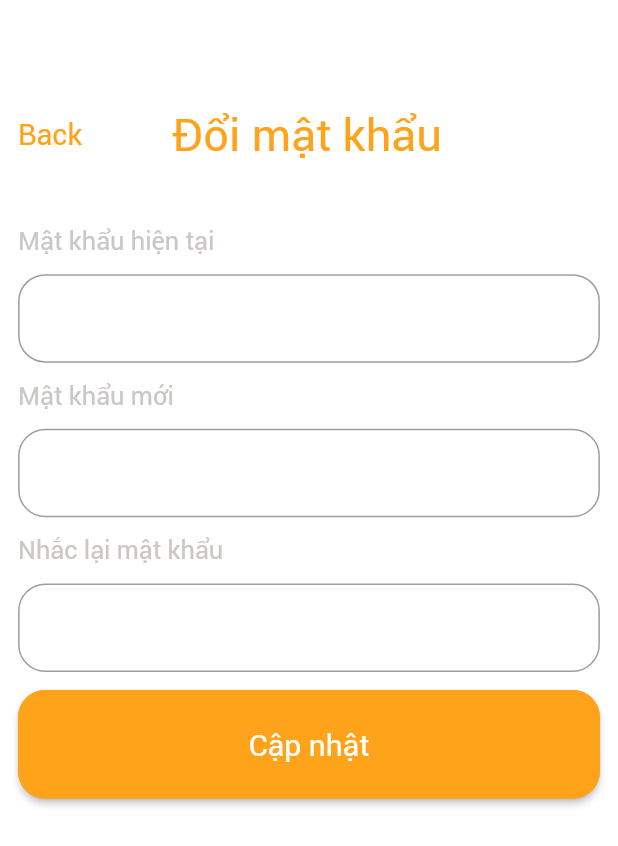
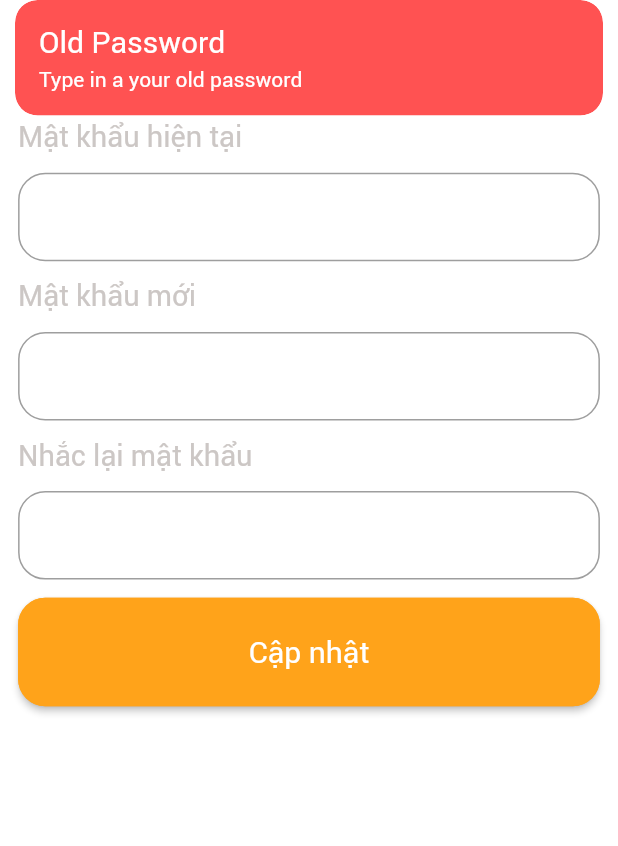
Before and after one commit to taoquandecor/lc-mobile-app, a Flutter app: the ChangePasswordPage screen opened by its route, after a tap on "Cập nhật", on a phone screen of 412 x 824 dp. Shown: the top 846 px of the screen. Run offline on Flutter 3.47's test engine with Material 2 defaults, Android fonts, the phone set to English and light mode, and no system bars; our stand-ins replace get, shared_preferences, timelines; accounts and stored records are empty.

Commit message:
ok change pass and profile user

```diff
--- a/lib/helper/dependencies.dart
+++ b/lib/helper/dependencies.dart
@@ -20,7 +20,8 @@ Future<void> init() async {
   // repos
   Get.lazyPut(
       () => AuthRepo(apiClient: Get.find(), sharedPreferences: Get.find()));
-  Get.lazyPut(() => UserRepo(apiClient: Get.find()));
+  Get.lazyPut(
+      () => UserRepo(apiClient: Get.find(), sharedPreferences: Get.find()));
 
   // controller
   Get.lazyPut(() => AuthController(authRepo: Get.find()));
--- a/lib/pages/auth/change_password.dart
+++ b/lib/pages/auth/change_password.dart
@@ -1,4 +1,6 @@
 import 'package:flutter/material.dart';
+import 'package:lcmobileapp/base/show_custom_snackbar.dart';
+import 'package:lcmobileapp/controller/user_controller.dart';
 import 'package:lcmobileapp/route/route_helper.dart';
 import 'package:lcmobileapp/utils/app_color.dart';
 import 'package:lcmobileapp/widgets/big_text.dart';
@@ -11,58 +13,78 @@ class ChangePasswordPage extends StatelessWidget {
 
   @override
   Widget build(BuildContext context) {
+    var oldPassword = TextEditingController();
+    var newPassword = TextEditingController();
+    var reNewPassword = TextEditingController();
+
+    void changePassword() {
+      var userController = Get.find<UserController>();
+      String oldPass = oldPassword.text.trim();
+      String newPass = newPassword.text.trim();
+      String reNewPass = reNewPassword.text.trim();
+
+      if (oldPass.isEmpty) {
+        showCustomSnackBar("Type in a your old password",
+            title: "Old Password");
+      } else if (newPass.isEmpty) {
+        showCustomSnackBar("Type in a your new password",
+            title: "New Password");
+      } else if (reNewPass.isEmpty) {
+        showCustomSnackBar("Type in a your re-new password",
+            title: "ReNew Password");
+      } else if (newPass != reNewPass) {
+        showCustomSnackBar("Password is not match", title: "Password");
+      } else {
+        userController
+            .updatePassword(oldPass, newPass, reNewPass)
+            .then((status) {
+          if (status.isSuccess) {
+            userController.clearSharedData();
+            Get.offNamed(RouteHelper.getLoginPage());
+          } else {
+            showCustomSnackBar(status.message, title: "Error");
+          }
+        });
+      }
+    }
+
     return Scaffold(
       backgroundColor: Colors.white,
-      body: Stack(
-        children: [
-          Positioned(
-            top: Dimensions.height20 * 3,
-            left: Dimensions.width10,
-            right: Dimensions.width10,
-            child: Row(
-              children: [
-                GestureDetector(
-                  onTap: () {
-                    Navigator.of(context).pop();
-                  },
-                  child: BigText(
-                    text: "Back",
-                    size: Dimensions.fontSize16,
-                    color: AppColor.mainColor,
-                  ),
-                ),
-                SizedBox(
-                  width: Dimensions.width20 * 2.5,
-                ),
-                BigText(
+      appBar: AppBar(
+        title: BigText(
           text: "Đổi mật khẩu",
           size: Dimensions.fontSize25,
           color: AppColor.mainColor,
-                )
-              ],
         ),
+        backgroundColor: Colors.white,
+        leading: BackButton(
+          color: AppColor.mainColor,
+          onPressed: () => Get.back(),
         ),
-          Positioned(
-            top: Dimensions.height50 * 2.5,
-            left: Dimensions.height10,
-            right: Dimensions.height10,
+        elevation: 0,
+      ),
+      body: SingleChildScrollView(
         child: Container(
-              color: Colors.white,
+          margin: EdgeInsets.only(
+              top: Dimensions.height20,
+              left: Dimensions.width10,
+              right: Dimensions.width10),
           child: Column(
             crossAxisAlignment: CrossAxisAlignment.start,
             children: [
               SmallText(
                 text: "Mật khẩu hiện tại",
-                    size: Dimensions.fontSize14,
+                size: Dimensions.fontSize16,
               ),
               SizedBox(
                 height: Dimensions.height10,
               ),
               TextFormField(
+                controller: oldPassword,
+                obscureText: true,
                 decoration: InputDecoration(
                   border: OutlineInputBorder(
-                        borderRadius:
-                            BorderRadius.circular(Dimensions.radius15),
+                    borderRadius: BorderRadius.circular(Dimensions.radius15),
                   ),
                 ),
               ),
@@ -71,16 +93,17 @@ class ChangePasswordPage extends StatelessWidget {
               ),
               SmallText(
                 text: "Mật khẩu mới",
-                    size: Dimensions.fontSize14,
+                size: Dimensions.fontSize16,
               ),
               SizedBox(
                 height: Dimensions.height10,
               ),
               TextFormField(
+                controller: newPassword,
+                obscureText: true,
                 decoration: InputDecoration(
                   border: OutlineInputBorder(
-                        borderRadius:
-                            BorderRadius.circular(Dimensions.radius15),
+                    borderRadius: BorderRadius.circular(Dimensions.radius15),
                   ),
                 ),
               ),
@@ -89,16 +112,17 @@ class ChangePasswordPage extends StatelessWidget {
               ),
               SmallText(
                 text: "Nhắc lại mật khẩu",
-                    size: Dimensions.fontSize14,
+                size: Dimensions.fontSize16,
               ),
               SizedBox(
                 height: Dimensions.height10,
               ),
               TextFormField(
+                controller: reNewPassword,
+                obscureText: true,
                 decoration: InputDecoration(
                   border: OutlineInputBorder(
-                        borderRadius:
-                            BorderRadius.circular(Dimensions.radius15),
+                    borderRadius: BorderRadius.circular(Dimensions.radius15),
                   ),
                 ),
               ),
@@ -109,7 +133,9 @@ class ChangePasswordPage extends StatelessWidget {
                 height: Dimensions.height20 * 3,
                 width: Dimensions.screenWidth,
                 child: ElevatedButton(
-                      onPressed: () {},
+                  onPressed: () {
+                    changePassword();
+                  },
                   child: BigText(
                     text: "Cập nhật",
                     color: Colors.white,
@@ -117,8 +143,8 @@ class ChangePasswordPage extends StatelessWidget {
                   style: ButtonStyle(
                     backgroundColor:
                         MaterialStateProperty.all(AppColor.mainColor),
-                        shape: MaterialStateProperty
-                            .all<RoundedRectangleBorder>(RoundedRectangleBorder(
+                    shape: MaterialStateProperty.all<RoundedRectangleBorder>(
+                        RoundedRectangleBorder(
                             borderRadius:
                                 BorderRadius.circular(Dimensions.radius15),
                             side: BorderSide(color: AppColor.mainColor))),
@@ -128,8 +154,6 @@ class ChangePasswordPage extends StatelessWidget {
             ],
           ),
         ),
-          )
-        ],
       ),
     );
   }
--- a/lib/utils/app_constants.dart
+++ b/lib/utils/app_constants.dart
@@ -2,11 +2,13 @@ class AppContants {
   static const String APP_NAME = "LCMobileApp";
   static const int APP_VERSION = 1;
 
-  static const String BASE_URL = "http://172.18.122.53:8000";
+  //static const String BASE_URL = "http://172.18.122.53:8000";
+  static const String BASE_URL = "http://192.168.1.11:8000";
 
   static const String LOGIN_URL = "/mobile/login";
   static const String PROFILE_URL = "/mobile/profile";
   static const String UPDATE_PROFILE_URL = "/mobile/profile/profile";
+  static const String CHANGE_PASSWORD = "/mobile/profile/password";
 
   static const String TOKEN = "";
   static const String LOGIN_NAME = "";
```
Also changed, not shown: lib/controller/user_controller.dart (+47 -1 lines), lib/data/repository/user_repo.dart (+19 -1 lines). Lines whose indentation alone changed are shown as unchanged.
